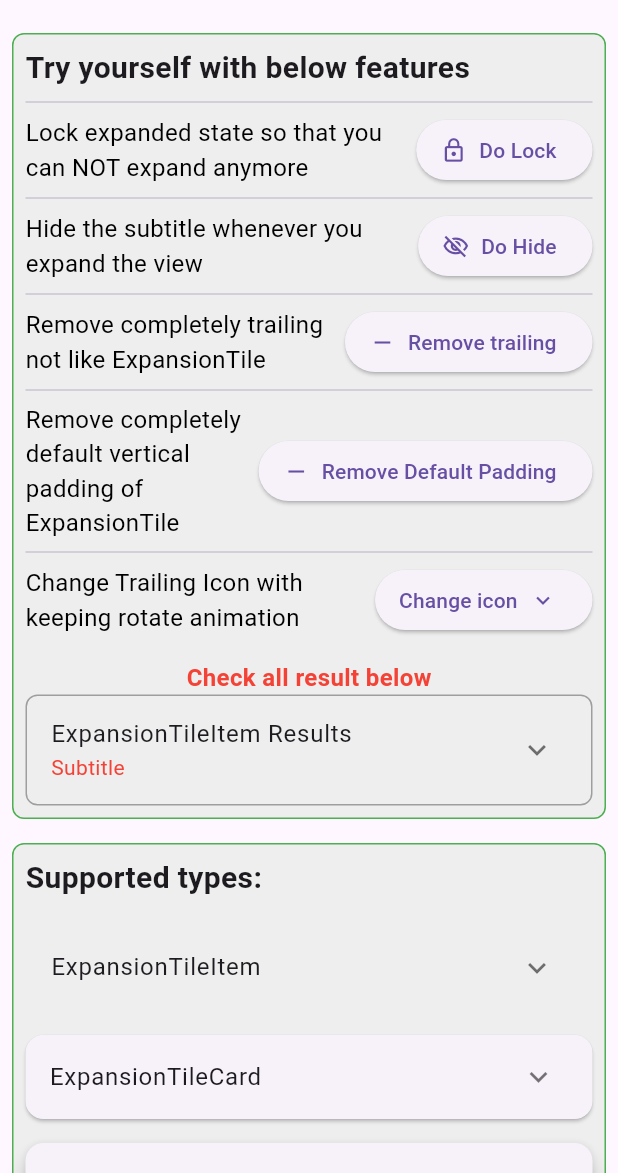
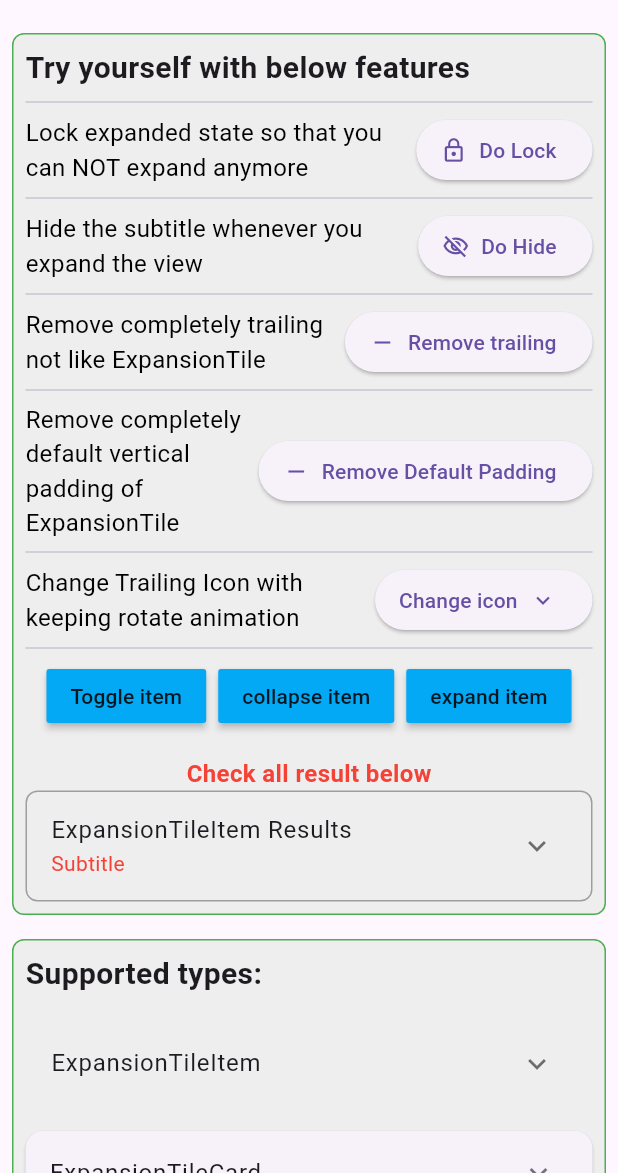
Before and after one commit to congthanhng/Expansion-Tile-Group, a Flutter app: the screen it shows after launch, after a tap on "See Demo", on a phone screen of 412 x 824 dp, the part 63-1236 px from its top. Run offline on Flutter 3.47's test engine with Material 3 defaults, Android fonts, the phone set to English and light mode, and no system bars.

Commit message:
Release version 1.3.0

```diff
--- a/example/lib/main.dart
+++ b/example/lib/main.dart
@@ -30,8 +30,6 @@ class _MyAppState extends State<MyApp> {
           case RouteNamed.allCustomItems:
             return MaterialPageRoute(
                 builder: (context) => const ItemFeaturesPage());
-          case RouteNamed.controlState:
-            return MaterialPageRoute(builder: (context) => ControlStatePage());
           case RouteNamed.listenGroupItemChanged:
             return MaterialPageRoute(
                 builder: (context) => const ListenChangedItemPage());
@@ -146,12 +144,6 @@ class HomePage extends StatelessWidget {
             title: 'Listen changed of any item in group',
             routeName: RouteNamed.listenGroupItemChanged,
           ),
-          const Divider(),
-          _buildRow(
-            context,
-            title: 'Control expand/collapse state of an item from anywhere',
-            routeName: RouteNamed.controlState,
-          ),
         ],
       ),
     );
--- a/example/lib/route_named.dart
+++ b/example/lib/route_named.dart
@@ -1,7 +1,6 @@
 class RouteNamed {
   static const String homePage = '/';
   static const String allCustomItems = '/all_custom_items';
-  static const String controlState = '/control_state';
   static const String listenGroupItemChanged = '/listen_group_item_changed';
   static const String expandOnlyCurrent = '/expand_only_current';
   static const String expandAlwaysCurrent = '/expand_always_current';
--- /dev/null
+++ b/example/lib/use_cases/item/expansion_card.dart
@@ -0,0 +1,115 @@
+import 'package:expansion_tile_group/expansion_tile_group.dart';
+import 'package:flutter/material.dart';
+
+class ExpansionCard extends StatelessWidget {
+  const ExpansionCard({super.key});
+
+  @override
+  Widget build(BuildContext context) {
+    return ExpansionTileCard(
+      elevation: 2,
+      textColor: Colors.green,
+      leading: const CircleAvatar(
+        backgroundColor: Colors.lightGreen,
+        child: Text(
+          'B',
+          style: TextStyle(color: Colors.white),
+        ),
+      ),
+      title: const Text('Tap me!'),
+      subtitle: const Text('I expand, too!'),
+      childrenPadding: EdgeInsets.zero,
+      // collapsedTextColor: Colors.green,
+      children: _buildChildren(context),
+    );
+  }
+
+  List<Widget> _buildChildren(BuildContext context) {
+    final ButtonStyle flatButtonStyle = TextButton.styleFrom(
+      shape: const RoundedRectangleBorder(
+        borderRadius: BorderRadius.all(Radius.circular(4.0)),
+      ),
+    );
+    return <Widget>[
+      const Divider(
+        thickness: 1.0,
+        height: 1.0,
+      ),
+      Padding(
+        padding: const EdgeInsets.all(16),
+        child: Text(
+          """Hi there, I'm a drop-in replacement for Flutter's ExpansionTile.
+
+Use me any time you think your app could benefit from being just a bit more Material.
+
+These buttons control the card above!""",
+          style: Theme.of(context).textTheme.bodyMedium!.copyWith(fontSize: 16),
+        ),
+      ),
+      ButtonBar(
+        alignment: MainAxisAlignment.spaceAround,
+        buttonHeight: 52.0,
+        buttonMinWidth: 90.0,
+        children: <Widget>[
+          TextButton(
+            style: flatButtonStyle,
+            onPressed: () {
+              // cardA.currentState?.expand();
+            },
+            child: const Column(
+              children: <Widget>[
+                Icon(Icons.star, color: Colors.green),
+                Padding(
+                  padding: EdgeInsets.symmetric(vertical: 2.0),
+                ),
+                Text(
+                  'Save',
+                  style: TextStyle(color: Colors.green),
+                ),
+              ],
+            ),
+          ),
+          TextButton(
+            style: flatButtonStyle,
+            onPressed: () {
+              // cardA.currentState?.collapse();
+            },
+            child: const Column(
+              children: <Widget>[
+                Icon(Icons.open_in_browser_outlined, color: Colors.green),
+                Padding(
+                  padding: EdgeInsets.symmetric(vertical: 2.0),
+                ),
+                Text(
+                  'Open',
+                  style: TextStyle(color: Colors.green),
+                ),
+              ],
+            ),
+          ),
+          TextButton(
+            style: flatButtonStyle,
+            onPressed: () {
+              // cardA.currentState?.toggleExpansion();
+            },
+            child: const Column(
+              children: <Widget>[
+                Icon(
+                  Icons.share,
+                  color: Colors.green,
+                ),
+                Padding(
+                  padding: EdgeInsets.symmetric(vertical: 2.0),
+                ),
+                Text(
+                  'Share',
+                  style: TextStyle(color: Colors.green),
+                ),
+              ],
+            ),
+          ),
+        ],
+      ),
+    ];
+  }
+}
--- a/example/lib/use_cases/item/interaction_view.dart
+++ b/example/lib/use_cases/item/interaction_view.dart
@@ -13,6 +13,8 @@ class _InteractionViewState extends State<InteractionView> {
   bool isHideSubtitle = false;
   bool isHasTrailing = true;
   bool isDefaultVerticalPadding = true;
+  final GlobalKey<ExpansionTileCoreState> key0 = GlobalKey();
+
 
   final listIcon = <Widget>[
     const Icon(Icons.keyboard_arrow_down_outlined),
@@ -42,6 +44,7 @@ class _InteractionViewState extends State<InteractionView> {
         const Text('Check all result below',
             style: TextStyle(fontSize: 16, color: Colors.red, fontWeight: FontWeight.w600)),
         ExpansionTileItem.outlined(
+          expansionKey: key0,
           expandedAlignment: Alignment.topLeft,
           isEnableExpanded: isEnableExpanded,
           isHideSubtitleOnExpanded: isHideSubtitle,
@@ -130,6 +133,34 @@ class _InteractionViewState extends State<InteractionView> {
               });
             },
           )),
+      const Divider(),
+      Wrap(
+        spacing: 8,
+        runSpacing: 8,
+        children: [
+          MaterialButton(
+            onPressed: () {
+              key0.currentState?.toggle();
+            },
+            color: Colors.lightBlue,
+            child: const Text('Toggle item'),
+          ),
+          MaterialButton(
+            onPressed: () {
+              key0.currentState?.collapse();
+            },
+            color: Colors.lightBlue,
+            child: const Text('collapse item'),
+          ),
+          MaterialButton(
+            onPressed: () {
+              key0.currentState?.expand();
+            },
+            color: Colors.lightBlue,
+            child: const Text('expand item'),
+          ),
+        ],
+      ),
     ]);
   }
 
--- a/example/lib/use_cases/item/more_custom_view.dart
+++ b/example/lib/use_cases/item/more_custom_view.dart
@@ -1,5 +1,7 @@
 import 'package:expansion_tile_group/expansion_tile_group.dart';
 import 'package:flutter/material.dart';
+
+import 'expansion_card.dart';
 
 class MoreCustomView extends StatelessWidget {
   const MoreCustomView({super.key});
@@ -9,7 +11,9 @@ class MoreCustomView extends StatelessWidget {
     return Column(
       crossAxisAlignment: CrossAxisAlignment.start,
       children: [
-        const SizedBox(height: 16,),
+        const SizedBox(
+          height: 16,
+        ),
         ExpansionTileItem(
             title: const Text('Item without expanded Top border'),
             isHasBottomBorder: true,
@@ -158,6 +162,10 @@ class MoreCustomView extends StatelessWidget {
             trailingIcon: const Icon(Icons.access_time),
             children: _buildDefaultChildren(context)),
         const SizedBox(
+          height: 16,
+        ),
+        const ExpansionCard(),
+        const SizedBox(
           height: 32,
         ),
       ],
--- a/example/lib/use_cases/use_cases.dart
+++ b/example/lib/use_cases/use_cases.dart
@@ -1,6 +1,5 @@
 //GENERATED BARREL FILE
 export 'group/collapse_all_page.dart';
-export 'group/control_state_from_anywhere_page.dart';
 export 'group/expand_all_page.dart';
 export 'group/expand_always_current_page.dart';
 export 'group/expand_only_current_page.dart';
```
Also changed, not shown: example/lib/use_cases/group/control_state_from_anywhere_page.dart (deleted, +0 -142 lines).
